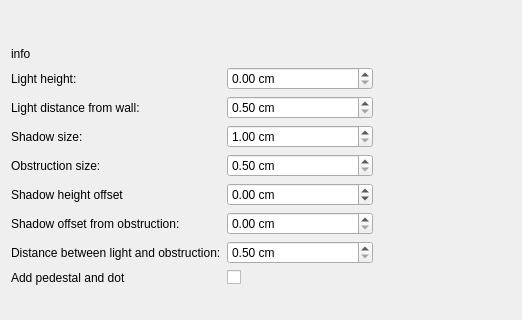
This is MainWindow.ui in fhunleth/silhouette as Qt 5 draws it before an edit; both pictures show x 0 to 522 and y 265 to 585 of the 751 by 585 pixel window. The edited form follows.
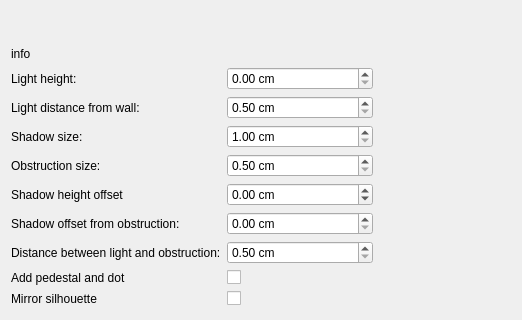
This is the edited form.

Commit message: Add mirror button

```diff
--- a/MainWindow.ui
+++ b/MainWindow.ui
@@ -276,6 +276,16 @@
         <item row="7" column="1">
          <widget class="QCheckBox" name="addPedestalAndDotCheckBox"/>
         </item>
+        <item row="8" column="0">
+         <widget class="QLabel" name="mirrorSilhouetteLabel">
+          <property name="text">
+           <string>Mirror silhouette</string>
+          </property>
+         </widget>
+        </item>
+        <item row="8" column="1">
+         <widget class="QCheckBox" name="mirrorSilhouetteCheckBox"/>
+        </item>
        </layout>
       </item>
       <item>
```
The commit also changes 2 other files.
